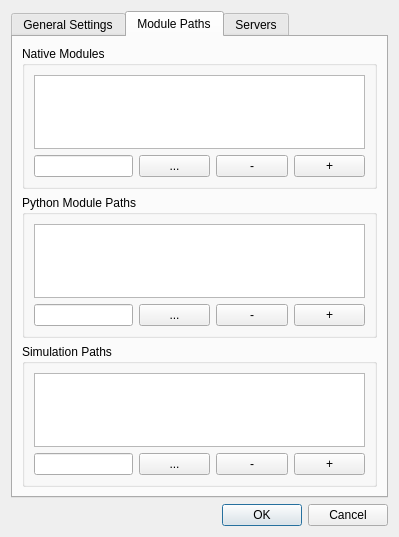
First picture: the form in DynaMind-Gui/src/libdynamind-gui/preferences.ui, repository iut-ibk/DynaMind-ToolBox, before the edit.
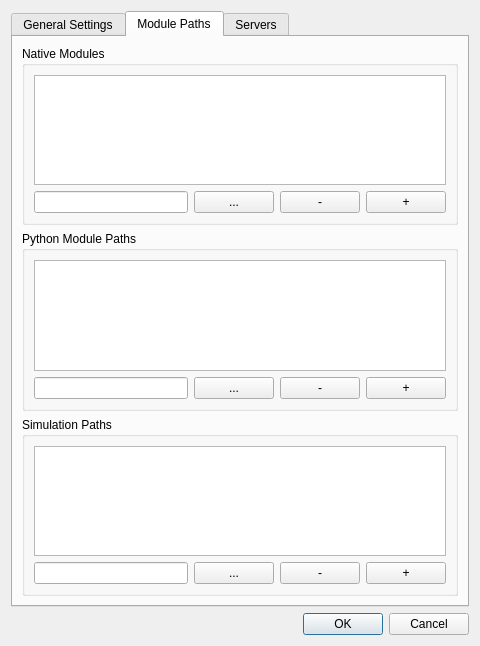
Second picture: the form after the edit. The open tabs and pages were chosen to show the change.

Commit message: height to show native module thingy

```diff
--- a/DynaMind-Gui/src/libdynamind-gui/preferences.ui
+++ b/DynaMind-Gui/src/libdynamind-gui/preferences.ui
@@ -6,8 +6,8 @@
    <rect>
     <x>0</x>
     <y>0</y>
-    <width>399</width>
-    <height>537</height>
+    <width>480</width>
+    <height>646</height>
    </rect>
   </property>
   <property name="windowTitle">
```
Left out of the diff: 2 changed lines with no effect on the pictures.
